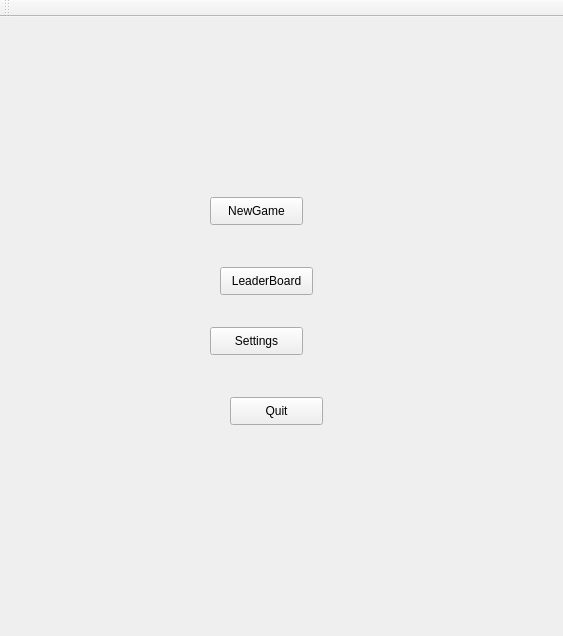
First picture: the form in mainwindow.ui, repository StasDzundza/snake-game, before the edit.
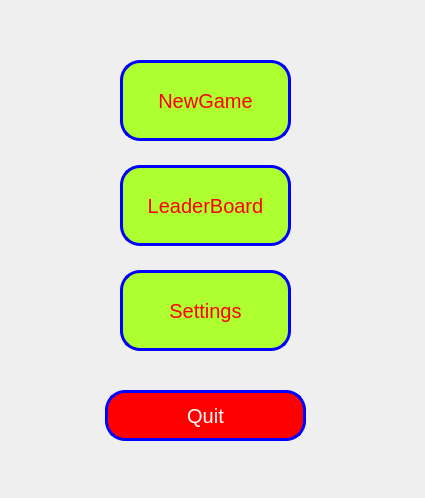
Second picture: the form after the edit.

Diff of the .ui file:
```diff
--- a/mainwindow.ui
+++ b/mainwindow.ui
@@ -6,8 +6,8 @@
    <rect>
     <x>0</x>
     <y>0</y>
-    <width>563</width>
-    <height>636</height>
+    <width>425</width>
+    <height>498</height>
    </rect>
   </property>
   <property name="windowTitle">
@@ -17,12 +17,20 @@
    <widget class="QPushButton" name="newGameBtn">
     <property name="geometry">
      <rect>
-      <x>210</x>
-      <y>180</y>
-      <width>93</width>
-      <height>28</height>
+      <x>120</x>
+      <y>60</y>
+      <width>171</width>
+      <height>81</height>
      </rect>
     </property>
+    <property name="styleSheet">
+     <string notr="true">background-color:greenyellow;
+color:red;
+font-style:bold;
+font-size:20px;
+border: 3px solid blue;
+border-radius:20px;</string>
+    </property>
     <property name="text">
      <string>NewGame</string>
     </property>
@@ -30,12 +38,20 @@
    <widget class="QPushButton" name="leaderboardBtn">
     <property name="geometry">
      <rect>
-      <x>220</x>
-      <y>250</y>
-      <width>93</width>
-      <height>28</height>
+      <x>120</x>
+      <y>165</y>
+      <width>171</width>
+      <height>81</height>
      </rect>
     </property>
+    <property name="styleSheet">
+     <string notr="true">background-color:greenyellow;
+color:red;
+font-style:bold;
+font-size:20px;
+border: 3px solid blue;
+border-radius:20px;</string>
+    </property>
     <property name="text">
      <string>LeaderBoard</string>
     </property>
@@ -43,12 +59,20 @@
    <widget class="QPushButton" name="settingsBtn">
     <property name="geometry">
      <rect>
-      <x>210</x>
-      <y>310</y>
-      <width>93</width>
-      <height>28</height>
+      <x>120</x>
+      <y>270</y>
+      <width>171</width>
+      <height>81</height>
      </rect>
     </property>
+    <property name="styleSheet">
+     <string notr="true">background-color:greenyellow;
+color:red;
+font-style:bold;
+font-size:20px;
+border: 3px solid blue;
+border-radius:20px;</string>
+    </property>
     <property name="text">
      <string>Settings</string>
     </property>
@@ -56,38 +80,25 @@
    <widget class="QPushButton" name="quitBtn">
     <property name="geometry">
      <rect>
-      <x>230</x>
-      <y>380</y>
-      <width>93</width>
-      <height>28</height>
+      <x>105</x>
+      <y>390</y>
+      <width>201</width>
+      <height>51</height>
      </rect>
     </property>
+    <property name="styleSheet">
+     <string notr="true">background-color:red;
+color:white;
+font-style:bold;
+font-size:20px;
+border: 3px solid blue;
+border-radius:20px;</string>
+    </property>
     <property name="text">
      <string>Quit</string>
     </property>
    </widget>
   </widget>
-  <widget class="QMenuBar" name="menubar">
-   <property name="geometry">
-    <rect>
-     <x>0</x>
-     <y>0</y>
-     <width>563</width>
-     <height>26</height>
-    </rect>
-   </property>
-  </widget>
-  <widget class="QToolBar" name="toolBar">
-   <property name="windowTitle">
-    <string>toolBar</string>
-   </property>
-   <attribute name="toolBarArea">
-    <enum>TopToolBarArea</enum>
-   </attribute>
-   <attribute name="toolBarBreak">
-    <bool>false</bool>
-   </attribute>
-  </widget>
  </widget>
  <resources/>
  <connections/>
```
